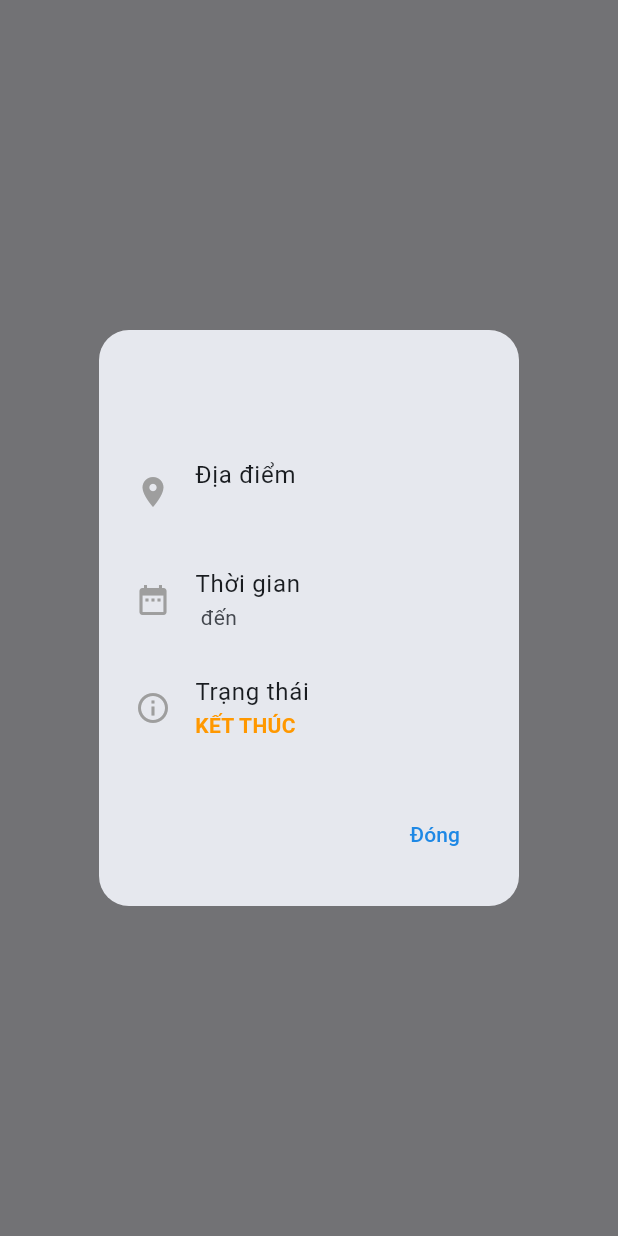
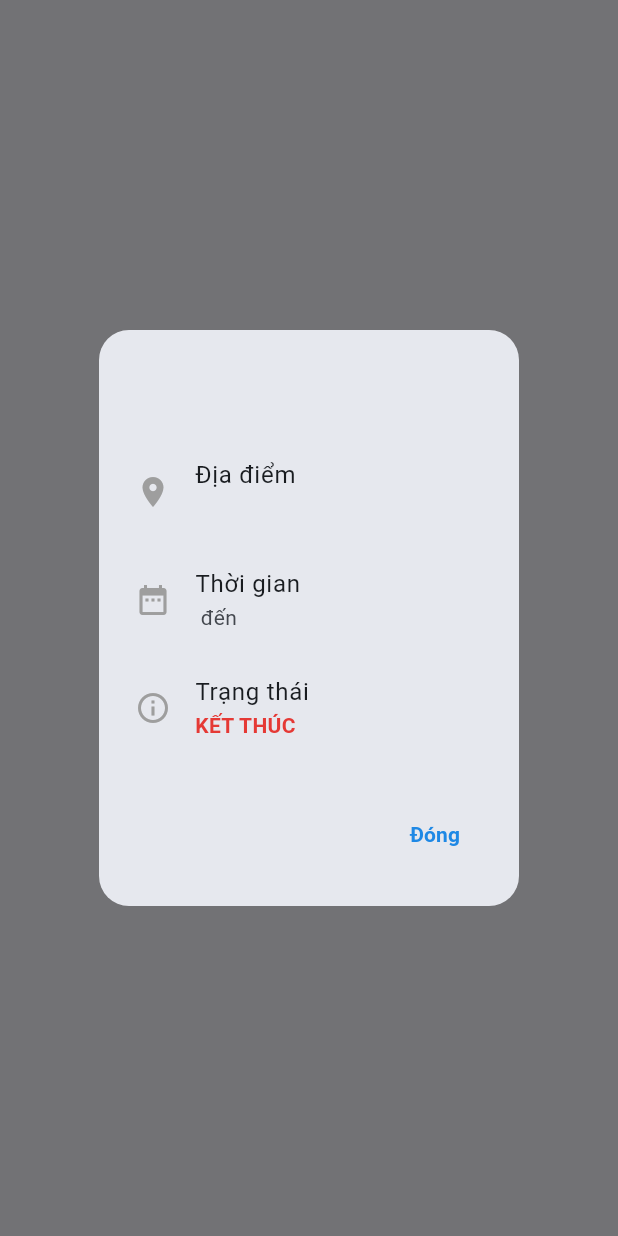
Before and after one commit to Huydinhlee1234/group_6_app, a Flutter app: what showCampaignDetailDialog() shows on an empty page, opened directly with empty values, on a phone screen of 412 x 824 dp. Run offline on Flutter 3.47's test engine with Material 3 defaults, Android fonts, the phone set to English and light mode, and no system bars; our stand-ins replace file_picker, fl_chart, get_it, pdf, printing, qr_flutter and 2 more; missing offline and left inert: excel, mailer; accounts and stored records are empty.

Commit message:
commit 9

```diff
--- a/lib/views/admin/widgets/campaign_detail_dialog.dart
+++ b/lib/views/admin/widgets/campaign_detail_dialog.dart
@@ -1,8 +1,25 @@
 import 'package:flutter/material.dart';
 import '../../../domain/entities/campaign.dart';
 
+void showCampaignDetailDialog(BuildContext context, Campaign campaign) {
+  // ✨ BỔ SUNG LOGIC XỬ LÝ TRẠNG THÁI RÕ RÀNG HƠN
+  String statusText;
+  Color statusColor;
 
-void showCampaignDetailDialog(BuildContext context, Campaign campaign) {
+  final statusLc = campaign.status.toLowerCase();
+
+  // Bắt cả 'active' và 'ongoing' (vì trong Database bạn đang dùng 'ongoing')
+  if (statusLc == 'active' || statusLc == 'ongoing') {
+    statusText = 'ĐANG DIỄN RA';
+    statusColor = Colors.green.shade600;
+  } else if (statusLc == 'upcoming') {
+    statusText = 'SẮP TỚI';
+    statusColor = Colors.orange.shade600;
+  } else {
+    statusText = 'KẾT THÚC';
+    statusColor = Colors.red.shade600; // Đổi sang màu đỏ/xám cho hợp lý với trạng thái đã kết thúc
+  }
+
   showDialog(
     context: context,
     builder: (context) => AlertDialog(
@@ -12,12 +29,35 @@ void showCampaignDetailDialog(BuildContext context, Campaign campaign) {
         mainAxisSize: MainAxisSize.min,
         crossAxisAlignment: CrossAxisAlignment.start,
         children: [
-          ListTile(contentPadding: EdgeInsets.zero, leading: const Icon(Icons.place, color: Colors.grey), title: const Text('Địa điểm'), subtitle: Text(campaign.location)),
-          ListTile(contentPadding: EdgeInsets.zero, leading: const Icon(Icons.date_range, color: Colors.grey), title: const Text('Thời gian'), subtitle: Text('${campaign.startDate} đến ${campaign.endDate}')),
-          ListTile(contentPadding: EdgeInsets.zero, leading: const Icon(Icons.info_outline, color: Colors.grey), title: const Text('Trạng thái'), subtitle: Text(campaign.status == 'active' ? 'ĐANG DIỄN RA' : (campaign.status == 'upcoming' ? 'SẮP TỚI' : 'KẾT THÚC'), style: TextStyle(fontWeight: FontWeight.bold, color: campaign.status == 'active' ? Colors.green : Colors.orange))),
+          ListTile(
+              contentPadding: EdgeInsets.zero,
+              leading: const Icon(Icons.place, color: Colors.grey),
+              title: const Text('Địa điểm'),
+              subtitle: Text(campaign.location)
+          ),
+          ListTile(
+              contentPadding: EdgeInsets.zero,
+              leading: const Icon(Icons.date_range, color: Colors.grey),
+              title: const Text('Thời gian'),
+              subtitle: Text('${campaign.startDate} đến ${campaign.endDate}')
+          ),
+          ListTile(
+              contentPadding: EdgeInsets.zero,
+              leading: const Icon(Icons.info_outline, color: Colors.grey),
+              title: const Text('Trạng thái'),
+              subtitle: Text(
+                  statusText,
+                  style: TextStyle(fontWeight: FontWeight.bold, color: statusColor)
+              )
+          ),
         ],
       ),
-      actions: [TextButton(onPressed: () => Navigator.pop(context), child: const Text('Đóng'))],
+      actions: [
+        TextButton(
+            onPressed: () => Navigator.pop(context),
+            child: const Text('Đóng', style: TextStyle(fontWeight: FontWeight.bold))
+        )
+      ],
     ),
   );
 }
```
